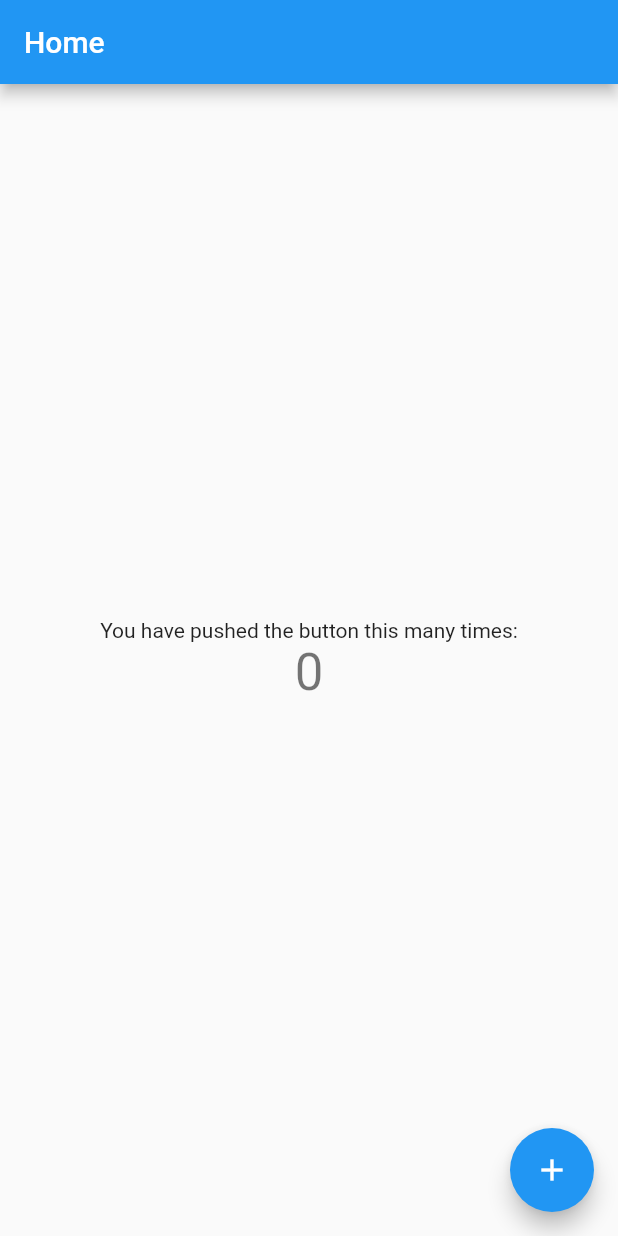
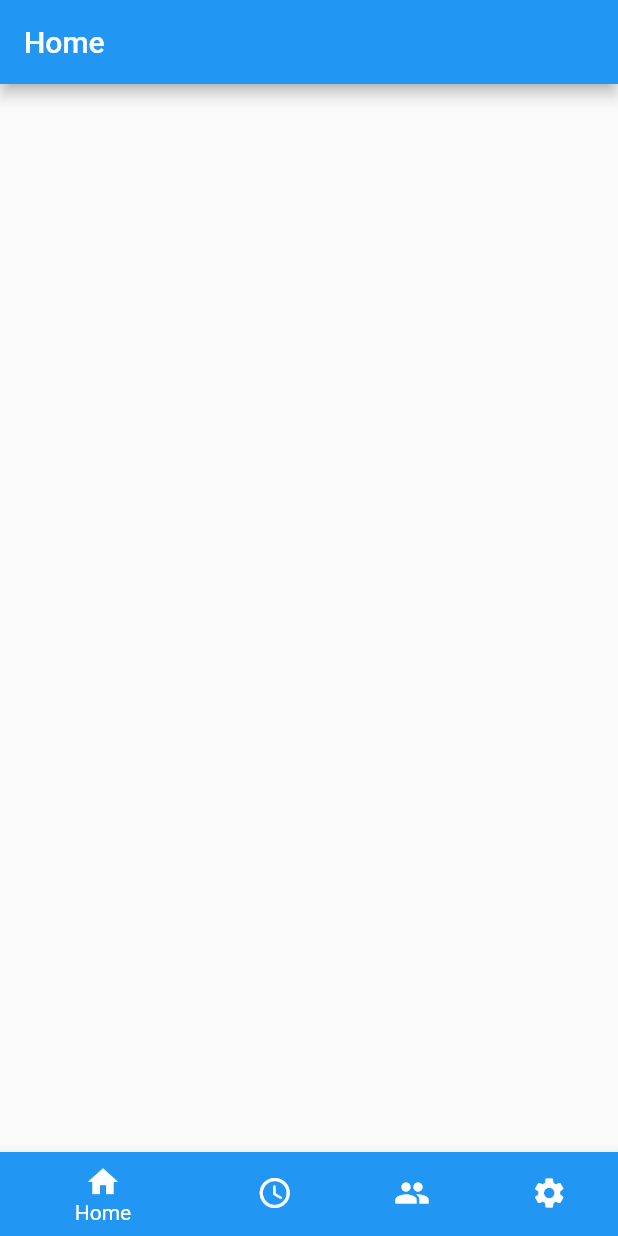
Before and after one commit to Porch-Guard-Capstone-Group/Porch_Guard, a Flutter app: the screen it shows after launch, on a phone screen of 412 x 824 dp. Run offline on Flutter 3.47's test engine with Material 2 defaults, Android fonts, the phone set to English and light mode, and no system bars.

Commit message:
Base Page

```diff
--- a/lib/main.dart
+++ b/lib/main.dart
@@ -1,4 +1,5 @@
 import 'package:flutter/material.dart';
+import 'package:porchguard/view/base/base.dart';
 
 void main() {
   runApp(MyApp());
@@ -9,7 +10,7 @@ class MyApp extends StatelessWidget {
   @override
   Widget build(BuildContext context) {
     return MaterialApp(
-      title: 'Home',
+      title: 'Porch Guard App',
       theme: ThemeData(
         // This is the theme of your application.
         //
@@ -26,92 +27,92 @@ class MyApp extends StatelessWidget {
         // closer together (more dense) than on mobile platforms.
         visualDensity: VisualDensity.adaptivePlatformDensity,
       ),
-      home: MyHomePage(title: 'Home'),
+      home: Base(),
     );
   }
 }
 
-class MyHomePage extends StatefulWidget {
-  MyHomePage({Key key, this.title}) : super(key: key);
+// class MyHomePage extends StatefulWidget {
+//   MyHomePage({Key key, this.title}) : super(key: key);
+//
+//   // This widget is the home page of your application. It is stateful, meaning
+//   // that it has a State object (defined below) that contains fields that affect
+//   // how it looks.
+//
+//   // This class is the configuration for the state. It holds the values (in this
+//   // case the title) provided by the parent (in this case the App widget) and
+//   // used by the build method of the State. Fields in a Widget subclass are
+//   // always marked "final".
+//
+//   final String title;
+//
+//   @override
+//   _MyHomePageState createState() => _MyHomePageState();
+// }
+//
+// class _MyHomePageState extends State<MyHomePage> {
+//   int _counter = 0;
+//
+//   void _incrementCounter() {
+//     setState(() {
+//       // This call to setState tells the Flutter framework that something has
+//       // changed in this State, which causes it to rerun the build method below
+//       // so that the display can reflect the updated values. If we changed
+//       // _counter without calling setState(), then the build method would not be
+//       // called again, and so nothing would appear to happen.
+//       _counter++;
+//     });
+//   }
 
-  // This widget is the home page of your application. It is stateful, meaning
-  // that it has a State object (defined below) that contains fields that affect
-  // how it looks.
-
-  // This class is the configuration for the state. It holds the values (in this
-  // case the title) provided by the parent (in this case the App widget) and
-  // used by the build method of the State. Fields in a Widget subclass are
-  // always marked "final".
-
-  final String title;
-
-  @override
-  _MyHomePageState createState() => _MyHomePageState();
-}
-
-class _MyHomePageState extends State<MyHomePage> {
-  int _counter = 0;
-
-  void _incrementCounter() {
-    setState(() {
-      // This call to setState tells the Flutter framework that something has
-      // changed in this State, which causes it to rerun the build method below
-      // so that the display can reflect the updated values. If we changed
-      // _counter without calling setState(), then the build method would not be
-      // called again, and so nothing would appear to happen.
-      _counter++;
-    });
-  }
-
-  @override
-  Widget build(BuildContext context) {
-    // This method is rerun every time setState is called, for instance as done
-    // by the _incrementCounter method above.
-    //
-    // The Flutter framework has been optimized to make rerunning build methods
-    // fast, so that you can just rebuild anything that needs updating rather
-    // than having to individually change instances of widgets.
-    return Scaffold(
-      appBar: AppBar(
-        // Here we take the value from the MyHomePage object that was created by
-        // the App.build method, and use it to set our appbar title.
-        title: Text(widget.title),
-      ),
-      body: Center(
-        // Center is a layout widget. It takes a single child and positions it
-        // in the middle of the parent.
-        child: Column(
-          // Column is also a layout widget. It takes a list of children and
-          // arranges them vertically. By default, it sizes itself to fit its
-          // children horizontally, and tries to be as tall as its parent.
-          //
-          // Invoke "debug painting" (press "p" in the console, choose the
-          // "Toggle Debug Paint" action from the Flutter Inspector in Android
-          // Studio, or the "Toggle Debug Paint" command in Visual Studio Code)
-          // to see the wireframe for each widget.
-          //
-          // Column has various properties to control how it sizes itself and
-          // how it positions its children. Here we use mainAxisAlignment to
-          // center the children vertically; the main axis here is the vertical
-          // axis because Columns are vertical (the cross axis would be
-          // horizontal).
-          mainAxisAlignment: MainAxisAlignment.center,
-          children: <Widget>[
-            Text(
-              'You have pushed the button this many times:',
-            ),
-            Text(
-              '$_counter',
-              style: Theme.of(context).textTheme.headline4,
-            ),
-          ],
-        ),
-      ),
-      floatingActionButton: FloatingActionButton(
-        onPressed: _incrementCounter,
-        tooltip: 'Increment',
-        child: Icon(Icons.add),
-      ), // This trailing comma makes auto-formatting nicer for build methods.
-    );
-  }
-}
+  // @override
+  // Widget build(BuildContext context) {
+  //   // This method is rerun every time setState is called, for instance as done
+  //   // by the _incrementCounter method above.
+  //   //
+  //   // The Flutter framework has been optimized to make rerunning build methods
+  //   // fast, so that you can just rebuild anything that needs updating rather
+  //   // than having to individually change instances of widgets.
+  //   return Scaffold(
+  //     appBar: AppBar(
+  //       // Here we take the value from the MyHomePage object that was created by
+  //       // the App.build method, and use it to set our appbar title.
+  //       title: Text(widget.title),
+  //     ),
+  //     body: Center(
+  //       // Center is a layout widget. It takes a single child and positions it
+  //       // in the middle of the parent.
+  //       child: Column(
+  //         // Column is also a layout widget. It takes a list of children and
+  //         // arranges them vertically. By default, it sizes itself to fit its
+  //         // children horizontally, and tries to be as tall as its parent.
+  //         //
+  //         // Invoke "debug painting" (press "p" in the console, choose the
+  //         // "Toggle Debug Paint" action from the Flutter Inspector in Android
+  //         // Studio, or the "Toggle Debug Paint" command in Visual Studio Code)
+  //         // to see the wireframe for each widget.
+  //         //
+  //         // Column has various properties to control how it sizes itself and
+  //         // how it positions its children. Here we use mainAxisAlignment to
+  //         // center the children vertically; the main axis here is the vertical
+  //         // axis because Columns are vertical (the cross axis would be
+  //         // horizontal).
+  //         mainAxisAlignment: MainAxisAlignment.center,
+  //         children: <Widget>[
+  //           Text(
+  //             'You have pushed the button this many times:',
+  //           ),
+  //           Text(
+  //             '$_counter',
+  //             style: Theme.of(context).textTheme.headline4,
+  //           ),
+  //         ],
+  //       ),
+  //     ),
+  //     floatingActionButton: FloatingActionButton(
+  //       onPressed: _incrementCounter,
+  //       tooltip: 'Increment',
+  //       child: Icon(Icons.add),
+  //     ), // This trailing comma makes auto-formatting nicer for build methods.
+  //   );
+  // }
+//}
--- /dev/null
+++ b/lib/view/base/base.dart
@@ -0,0 +1,75 @@
+import 'package:flutter/material.dart';
+class Base extends StatefulWidget{
+  //Base({Key key, this.title}) : super(key: key);
+
+  // This widget is the home page of your application. It is stateful, meaning
+  // that it has a State object (defined below) that contains fields that affect
+  // how it looks.
+
+  // This class is the configuration for the state. It holds the values (in this
+  // case the title) provided by the parent (in this case the App widget) and
+  // used by the build method of the State. Fields in a Widget subclass are
+  // always marked "final".
+
+
+  @override
+  _BaseState createState() => _BaseState();
+
+}
+
+class _BaseState extends State<Base>{
+  int _currentIndex = 0;
+  String title = 'Home';
+  @override
+  Widget build(BuildContext context){
+    return Scaffold(
+      appBar: AppBar(
+        title: Text(title),
+      ),
+      body: Container(),
+      bottomNavigationBar: BottomNavigationBar(
+        currentIndex: _currentIndex,
+        items: [
+          BottomNavigationBarItem(
+            icon: Icon(Icons.home),
+            title: Text('Home'),
+            backgroundColor: Colors.blue
+          ),
+          BottomNavigationBarItem(
+              icon: Icon(Icons.access_time_rounded),
+              title: Text('Delivery'),
+              backgroundColor: Colors.blue
+          ),
+          BottomNavigationBarItem(
+              icon: Icon(Icons.people),
+              title: Text('Accounts'),
+              backgroundColor: Colors.blue
+          ),
+          BottomNavigationBarItem(
+              icon: Icon(Icons.settings),
+              title: Text('Settings'),
+              backgroundColor: Colors.blue
+          ),
+
+        ],
+        onTap: (index){
+          setState(() {
+            _currentIndex = index;
+            if(_currentIndex == 0){
+              title = 'Home';
+            }else if(_currentIndex == 1){
+              title = 'Delivery';
+            }else if(_currentIndex == 2){
+              title = 'Accounts';
+            }else {
+              title = 'Settings';
+            }
+          });
+        },
+
+      ),
+    );
+  }
+
+
+}
```
Also changed, not shown: lib/view/accounts/accounts.dart (added), lib/view/delivery/delivery.dart (added), lib/view/home/home.dart (added), lib/view/settings/settings.dart (added).
